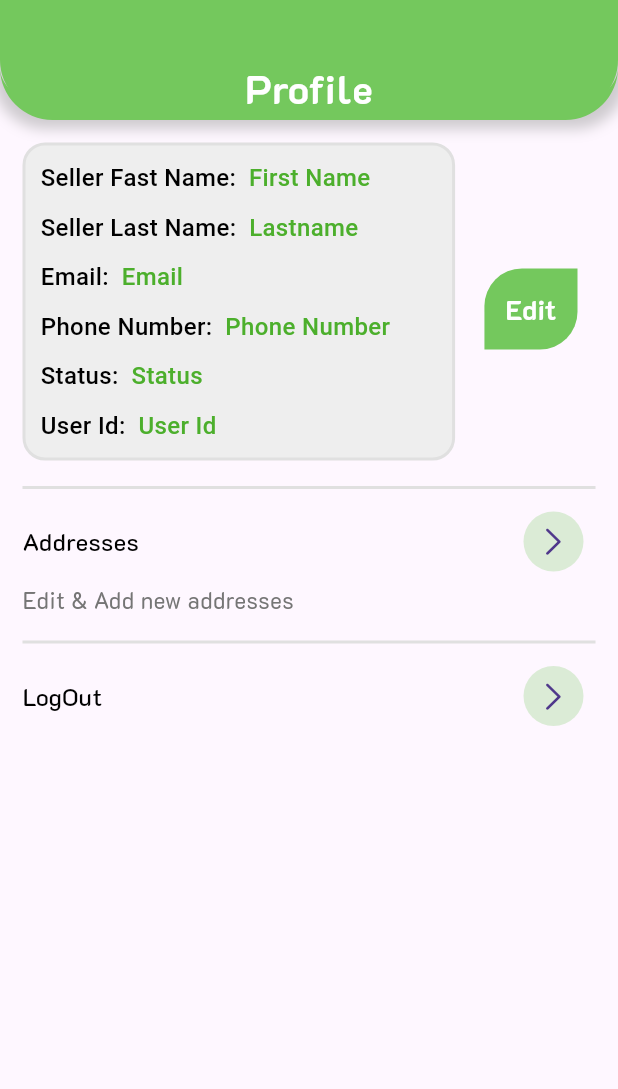
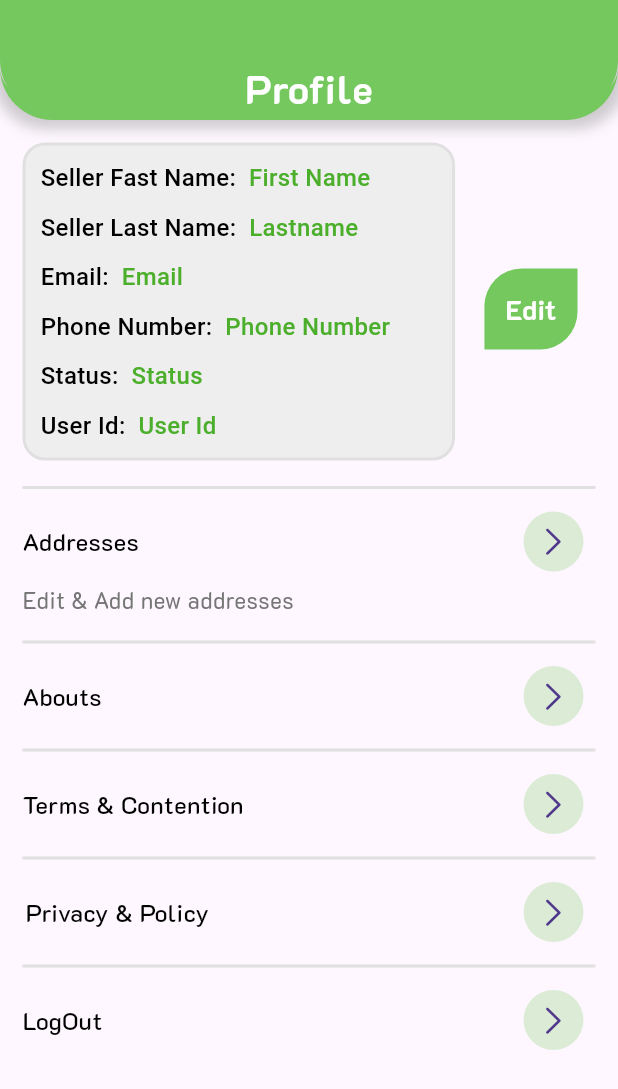
Before and after one commit to musthafamullath/Fork-Plate, a Flutter app: the ScreenProfile screen opened directly, on a phone screen of 412 x 824 dp. Shown: the top 1089 px of the screen. Run offline on Flutter 3.47's test engine with Material 3 defaults, Android fonts, the phone set to English and light mode, and no system bars; our stand-ins replace animate_do, bloc, carousel_slider, dio, dotted_border, flutter_bloc and 4 more; missing offline and left inert: order_tracker_zen, razorpay_flutter; accounts and stored records are empty; network calls fail.

Commit message:
profile Ui

```diff
--- a/lib/view/screen/profile/screen_profile.dart
+++ b/lib/view/screen/profile/screen_profile.dart
@@ -129,8 +129,10 @@ class ScreenProfile extends StatelessWidget {
                                 );
                               },
                               icon: CircleAvatar(
-                                backgroundColor: yellowGreen.withOpacity(0.25),
-                                child: const Icon(CupertinoIcons.right_chevron)),
+                                  backgroundColor:
+                                      yellowGreen.withOpacity(0.25),
+                                  child:
+                                      const Icon(CupertinoIcons.right_chevron)),
                             )
                           ],
                         ),
@@ -142,14 +144,65 @@ class ScreenProfile extends StatelessWidget {
                         Row(
                           mainAxisAlignment: MainAxisAlignment.spaceBetween,
                           children: [
+                            const SectionHead(heading: 'Abouts'),
+                            IconButton(
+                              onPressed: () {},
+                              icon: CircleAvatar(
+                                  backgroundColor:
+                                      yellowGreen.withOpacity(0.25),
+                                  child: const Icon(
+                                    CupertinoIcons.right_chevron,
+                                  )),
+                            ),
+                          ],
+                        ),
+                        divider3,
+                        Row(
+                          mainAxisAlignment: MainAxisAlignment.spaceBetween,
+                          children: [
+                            const SectionHead(heading: 'Terms & Contention'),
+                            IconButton(
+                              onPressed: () {},
+                              icon: CircleAvatar(
+                                  backgroundColor:
+                                      yellowGreen.withOpacity(0.25),
+                                  child: const Icon(
+                                    CupertinoIcons.right_chevron,
+                                  )),
+                            ),
+                          ],
+                        ),
+                        divider3,
+                        Row(
+                          mainAxisAlignment: MainAxisAlignment.spaceBetween,
+                          children: [
+                            const SectionHead(heading: 'Privacy & Policy '),
+                            IconButton(
+                              onPressed: () {},
+                              icon: CircleAvatar(
+                                  backgroundColor:
+                                      yellowGreen.withOpacity(0.25),
+                                  child: const Icon(
+                                    CupertinoIcons.right_chevron,
+                                  )),
+                            ),
+                          ],
+                        ),
+                        divider3,
+                        Row(
+                          mainAxisAlignment: MainAxisAlignment.spaceBetween,
+                          children: [
                             const SectionHead(heading: 'LogOut'),
                             IconButton(
                               onPressed: () async {
                                 showDialogBox(context);
                               },
-                             icon: CircleAvatar(
-                                backgroundColor: yellowGreen.withOpacity(0.25),
-                                child: const Icon(CupertinoIcons.right_chevron,)),
+                              icon: CircleAvatar(
+                                  backgroundColor:
+                                      yellowGreen.withOpacity(0.25),
+                                  child: const Icon(
+                                    CupertinoIcons.right_chevron,
+                                  )),
                             ),
                           ],
                         ),
```
